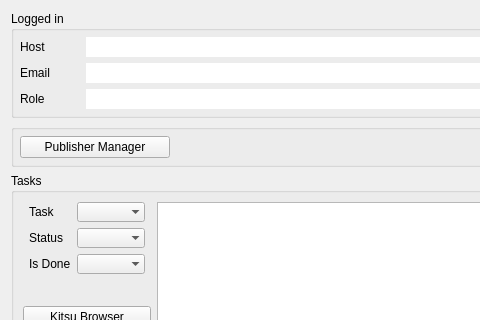
Old version of the form main/main_window.ui in the repository nagyg/GazuRemote; both pictures show x 0 to 480 and y 0 to 320 of the 1483 by 741 pixel window.
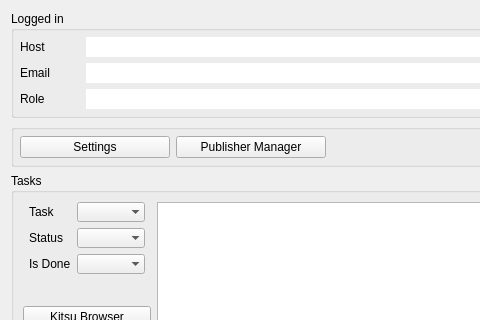
New version of the form.

Commit message: GazuRemote v0.2.2 - DCC Launcher (Fusion) + App Settings dialog

Diff of the .ui file:
```diff
--- a/main/main_window.ui
+++ b/main/main_window.ui
@@ -306,6 +306,19 @@
       <property name="bottomMargin">
        <number>6</number>
       </property>
+      <item>
+       <widget class="QPushButton" name="SettingsPushButton">
+        <property name="minimumSize">
+         <size>
+          <width>150</width>
+          <height>0</height>
+         </size>
+        </property>
+        <property name="text">
+         <string>Settings</string>
+        </property>
+       </widget>
+      </item>
       <item>
        <widget class="QPushButton" name="publishButton">
         <property name="minimumSize">
```
The commit also changes 23 other files.
